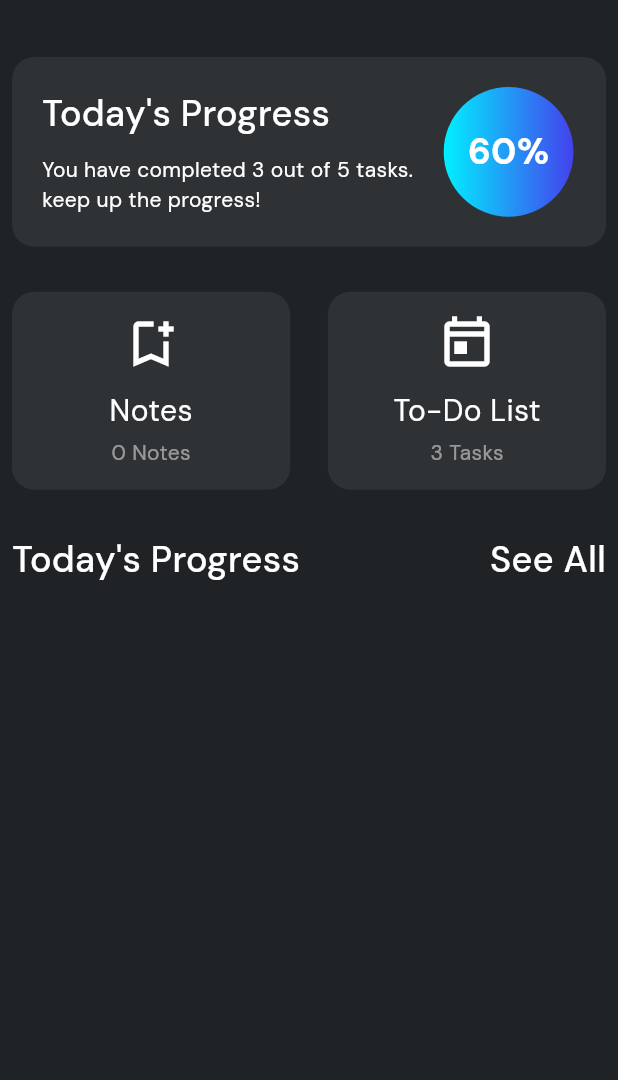
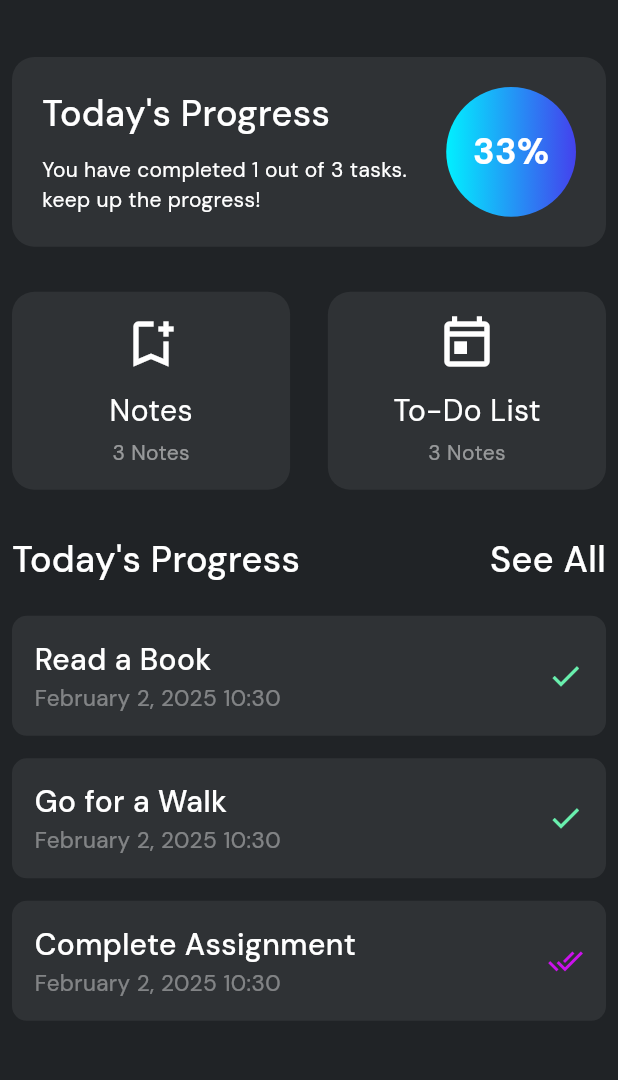
Before and after one commit to DMPDissanayake/Short_notes, a Flutter app: the screen it shows after launch, on a phone screen of 412 x 824 dp, the part 69-1149 px from its top. Run offline on Flutter 3.47's test engine with Material 3 defaults, Android fonts, the light colour scheme and no system bars; our stand-ins replace go_router, google_fonts, hive, hive_flutter; accounts and stored records are empty; generated files the repository leaves out were written again.

Commit message:
set home page

```diff
--- a/lib/Helpers/snacbar.dart
+++ b/lib/Helpers/snacbar.dart
@@ -11,7 +11,7 @@ class AppHelpers {
           message,
           style: AppTextStyles.appButton,
         ),
-        duration: Duration(seconds: 3),
+        duration: Duration(seconds: 1),
       ),
     );
   }
--- a/lib/Pages/home.dart
+++ b/lib/Pages/home.dart
@@ -1,9 +1,12 @@
 import 'package:flutter/material.dart';
 import 'package:short_notes/Models/note_model.dart';
+import 'package:short_notes/Models/todo_model.dart';
 import 'package:short_notes/Services/note_service.dart';
+import 'package:short_notes/Services/todo_services.dart';
 import 'package:short_notes/Utils/constant.dart';
 import 'package:short_notes/Utils/routers.dart';
 import 'package:short_notes/Utils/text_style.dart';
+import 'package:short_notes/Widgets/home_Card.dart';
 import 'package:short_notes/Widgets/nots_todo_crad.dart';
 import 'package:short_notes/Widgets/progress_card.dart';
 
@@ -16,9 +19,23 @@ class Home extends StatefulWidget {
 
 class _HomeState extends State<Home> {
   final NotService notService = NotService();
+  final TodoServices todoServices = TodoServices();
   List<Note> allNote = [];
+  List<Todo> allTodo = [];
 
-  //load list
+  //Check the new user
+  void _isNewUser() async {
+    final bool isNewUser =
+        await notService.isNewUser() || await TodoServices().isNewUser();
+    if (isNewUser) {
+      await notService.createInitialNotes();
+      await todoServices.createInitialToDo();
+    }
+    _loadNotes();
+    _loadTodos();
+  }
+
+  //load note list
   Future<void> _loadNotes() async {
     final List<Note> loadedNote = await notService.loadNotes();
     setState(() {
@@ -26,9 +43,17 @@ class _HomeState extends State<Home> {
     });
   }
 
+  //load Todos list
+  Future<void> _loadTodos() async {
+    final List<Todo> loadedTodo = await todoServices.loadTodo();
+    setState(() {
+      allTodo = loadedTodo;
+    });
+  }
+
   @override
   void initState() {
-    _loadNotes();
+    _isNewUser();
     super.initState();
   }
 
@@ -49,8 +74,8 @@ class _HomeState extends State<Home> {
               height: AppConstants.kDefaultPadding,
             ),
             ProgressCard(
-              completTask: 3,
-              totalCompletTask: 5,
+              completTask: allTodo.where((test) => test.isDone).length,
+              totalCompletTask: allTodo.length,
             ),
             SizedBox(
               height: AppConstants.kDefaultPadding * 1.5,
@@ -75,7 +100,7 @@ class _HomeState extends State<Home> {
                   child: NotsTodoCrad(
                     icon: Icons.today_outlined,
                     title: 'To-Do List',
-                    description: '3 Tasks',
+                    description: "${allTodo.length.toString()} Notes",
                   ),
                 ),
               ],
@@ -95,7 +120,23 @@ class _HomeState extends State<Home> {
                   style: AppTextStyles.appSubtitle,
                 )
               ],
-            )
+            ),
+            SizedBox(
+              height: 20,
+            ),
+            Expanded(
+                child: ListView.builder(
+              itemCount: allTodo.length,
+              itemBuilder: (context, index) {
+                final Todo todo = allTodo[index];
+                return HomeCard(
+                  title: todo.title,
+                  data: todo.date.toString(),
+                  time: todo.date.toString(),
+                  isDone: todo.isDone,
+                );
+              },
+            ))
           ],
         ),
       ),
--- a/lib/Services/todo_services.dart
+++ b/lib/Services/todo_services.dart
@@ -39,7 +39,7 @@ class TodoServices {
   }
 
   //List Load
-  Future<List<Todo>> loadNotes() async {
+  Future<List<Todo>> loadTodo() async {
     final dynamic todos = await _myBox.get("todos");
     if (todos != null && todos is List<dynamic>) {
       return todos.cast<Todo>().toList();
--- /dev/null
+++ b/lib/Widgets/home_Card.dart
@@ -0,0 +1,59 @@
+import 'package:flutter/material.dart';
+import 'package:intl/intl.dart';
+import 'package:short_notes/Utils/colors.dart';
+import 'package:short_notes/Utils/text_style.dart';
+
+class HomeCard extends StatelessWidget {
+  final String title;
+  final String data;
+  final String time;
+  final bool isDone;
+  const HomeCard({
+    super.key,
+    required this.title,
+    required this.data,
+    required this.time,
+    required this.isDone,
+  });
+
+  @override
+  Widget build(BuildContext context) {
+    return Container(
+      width: double.infinity,
+      padding: EdgeInsets.all(15),
+      margin: EdgeInsets.only(bottom: 15),
+      decoration: BoxDecoration(
+        borderRadius: BorderRadius.circular(10),
+        color: AppColors.kCardColor,
+      ),
+      child: Row(
+        mainAxisAlignment: MainAxisAlignment.spaceBetween,
+        children: [
+          Column(
+            crossAxisAlignment: CrossAxisAlignment.start,
+            children: [
+              Text(
+                title,
+                style: AppTextStyles.appSubtitle.copyWith(
+                  fontSize: 20,
+                ),
+                textAlign: TextAlign.left,
+              ),
+              Text(
+                "${DateFormat.yMMMMd().format(DateTime.parse(data))} ${DateFormat.Hm().format(DateTime.parse(time))}",
+                style: AppTextStyles.appDescriptionSmall.copyWith(
+                  fontSize: 15,
+                  color: AppColors.kWhiteColor.withOpacity(0.4),
+                ),
+              )
+            ],
+          ),
+          Icon(
+            isDone ? Icons.done_all : Icons.done,
+            color: isDone ? AppColors.kFabColor : Colors.greenAccent,
+          ),
+        ],
+      ),
+    );
+  }
+}
--- a/lib/Widgets/progress_card.dart
+++ b/lib/Widgets/progress_card.dart
@@ -30,6 +30,7 @@ class _ProgressCardState extends State<ProgressCard> {
         borderRadius: BorderRadius.circular(15),
       ),
       child: Row(
+        mainAxisAlignment: MainAxisAlignment.spaceBetween,
         children: [
           Column(
             crossAxisAlignment: CrossAxisAlignment.start,
--- a/lib/Widgets/todocard.dart
+++ b/lib/Widgets/todocard.dart
@@ -33,7 +33,7 @@ class _TodoCardState extends State<TodoCard> {
           mainAxisAlignment: MainAxisAlignment.spaceBetween,
           children: [
             Column(
-              mainAxisAlignment: MainAxisAlignment.start,
+              crossAxisAlignment: CrossAxisAlignment.start,
               children: [
                 Text(
                   widget.toDo.title,
@@ -42,7 +42,7 @@ class _TodoCardState extends State<TodoCard> {
                   ),
                 ),
                 Row(
-                  mainAxisAlignment: MainAxisAlignment.start,
+                  crossAxisAlignment: CrossAxisAlignment.start,
                   children: [
                     Text(
                       ("${widget.toDo.date.day}/${widget.toDo.date.month}/${widget.toDo.date.year}"),
@@ -68,6 +68,7 @@ class _TodoCardState extends State<TodoCard> {
             Checkbox(
               value: widget.completed,
               onChanged: (value) => widget.checkBox(),
+              activeColor: AppColors.kFabColor,
             )
           ],
         ));
```
Also changed, not shown: lib/Pages/todo_page.dart (+11 -2 lines).
